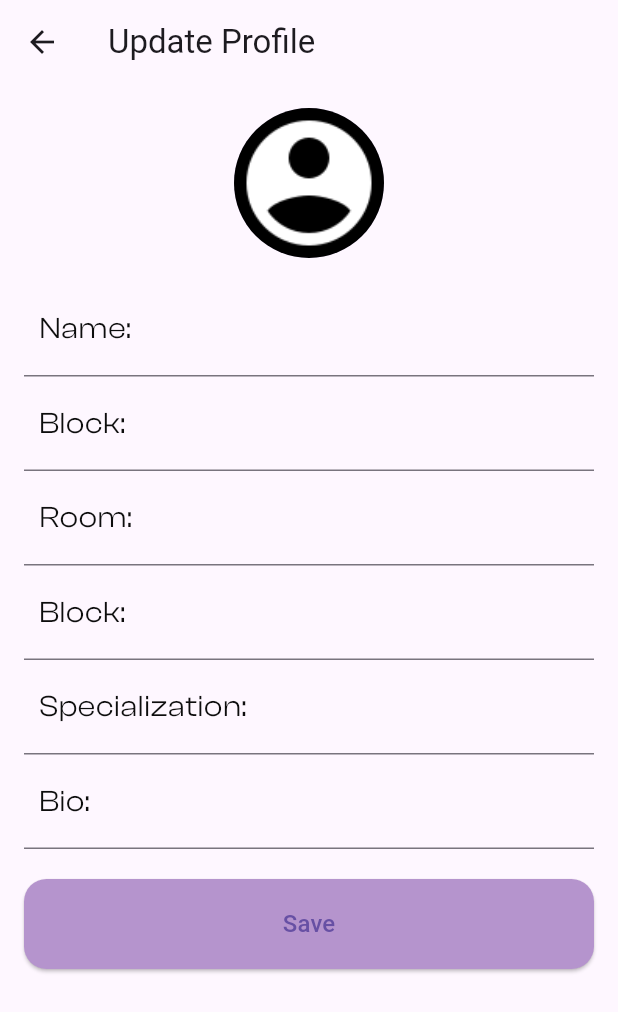
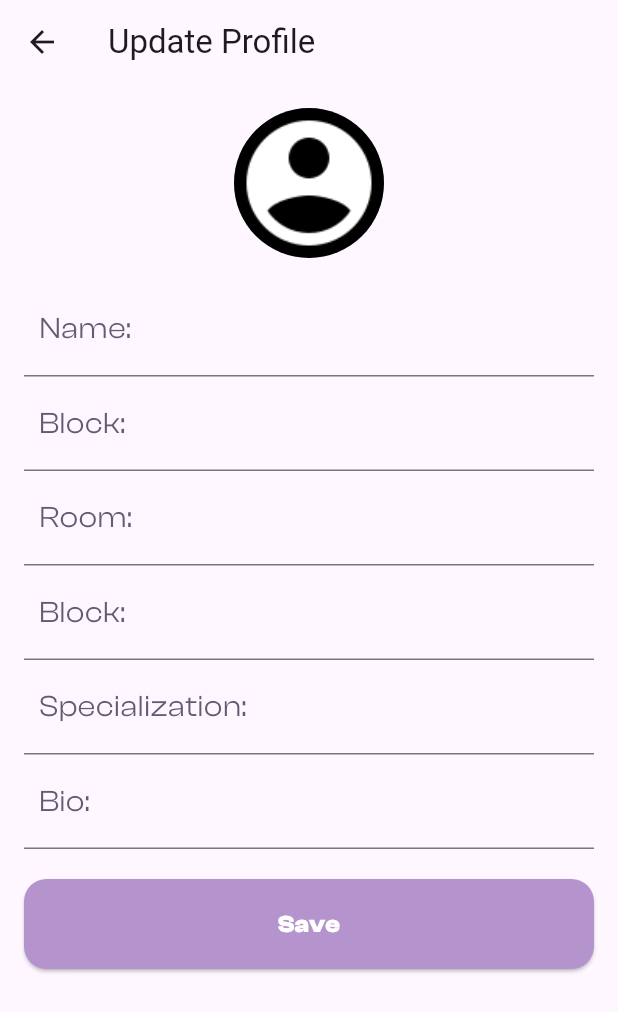
Before and after one commit to ValscoTech/NoteSwap, a Flutter app: the ProfileUpdatePage screen opened by its route, on a phone screen of 412 x 824 dp. Shown: the top 1012 px of the screen. Run offline on Flutter 3.47's test engine with Material 3 defaults, Android fonts, the phone set to English and light mode, and no system bars; our stand-ins replace firebase_auth, flutter_dotenv, flutter_riverpod, flutter_svg, go_router, google_sign_in and 3 more; accounts and stored records are empty; generated files the repository leaves out were written again; network calls fail.

Commit message:
fix: pfp bug

```diff
--- a/noteswap-app/lib/profile/presentation/profile_update_page.dart
+++ b/noteswap-app/lib/profile/presentation/profile_update_page.dart
@@ -47,8 +47,8 @@ class _ProfileUpdatePageState extends State<ProfileUpdatePage> {
         String labelText, BuildContext context) {
       return InputDecoration(
         labelText: labelText,
-        labelStyle: const TextStyle(
-          color: Color.fromRGBO(13, 13, 13, 1),
+        labelStyle: TextStyle(
+          color: Theme.of(context).colorScheme.secondary,
           fontFamily: 'ClashDisplay',
           fontWeight: FontWeight.w400,
           fontSize: 20,
@@ -162,11 +162,13 @@ class _ProfileUpdatePageState extends State<ProfileUpdatePage> {
                     borderRadius: BorderRadius.circular(15),
                   ),
                 ),
-                child: const Text(
+                child: Text(
                   'Save',
                   style: TextStyle(
-                    fontSize: 16, // Adjust font size if needed
-                  ),
+                      color: Theme.of(context).colorScheme.onPrimary,
+                      fontFamily: 'ClashDisplay',
+                      fontSize: 16,
+                      fontWeight: FontWeight.w600),
                 ),
               ),
             ],
```
Also changed, not shown: noteswap-app/assets/icons/profile.svg.
